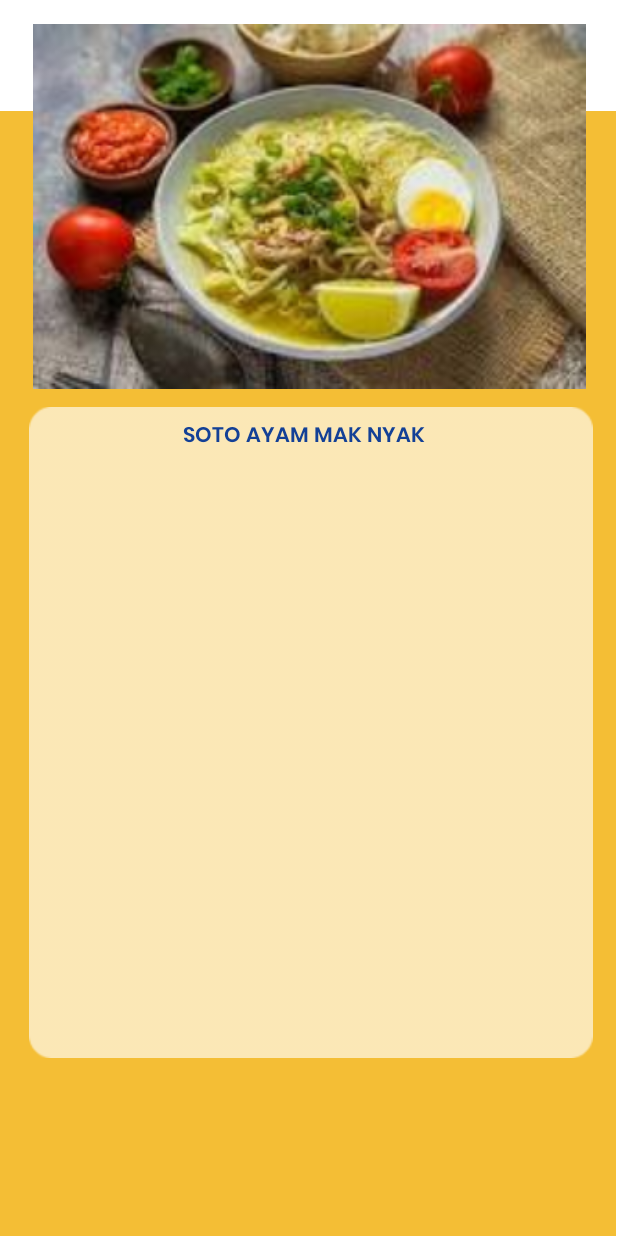
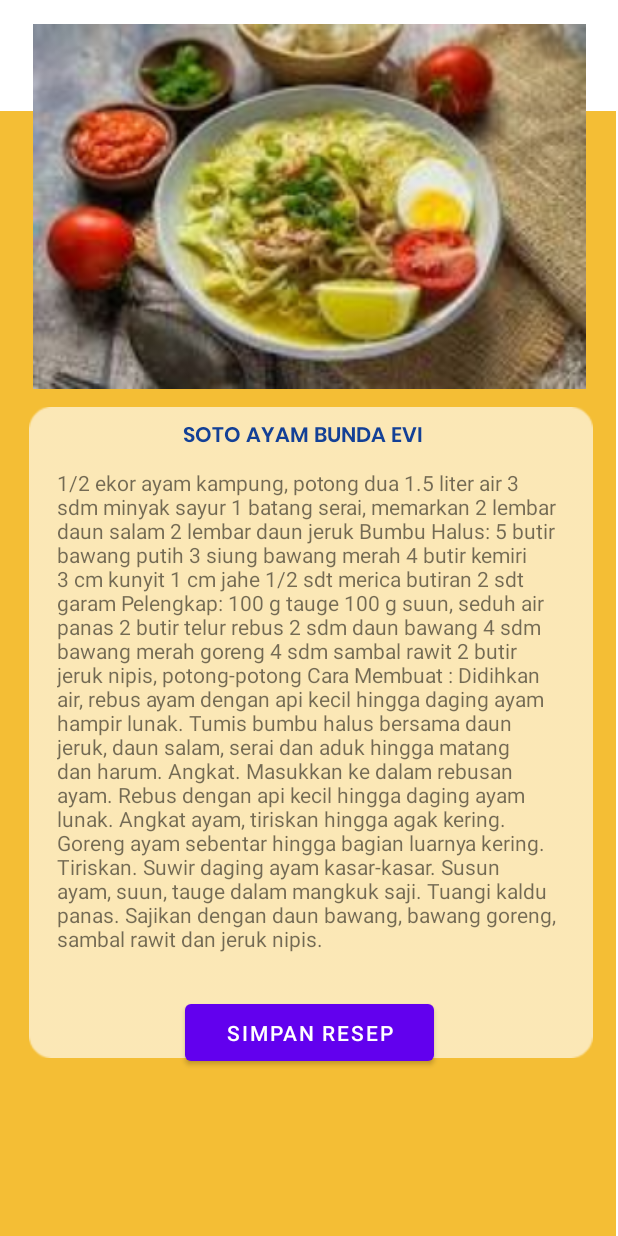
Before and after one commit to katonjr/RecetasDeComidakelompok5, an Android app: the fragment DetailResep shown on its own in the app's theme, on a phone screen of 412 x 824 dp. Run offline under Robolectric (Android 15) with nearby library versions, the phone set to English and light mode, and no system bars; Roboto replaces fonts that are not available here.

Commit message:
membuat halaman deskripsi resep

```diff
--- a/app/src/main/java/com/example/recetasdecomida/HomeFragment.kt
+++ b/app/src/main/java/com/example/recetasdecomida/HomeFragment.kt
@@ -33,7 +33,7 @@ class HomeFragment : Fragment() {
         recyclerbahan = view.findViewById(R.id.bahanmasakan)
 
         recylerrekomendasi.layoutManager = LinearLayoutManager(requireContext())
-        recylerrekomendasi.adapter = AdapterRekomendasi(listRekomendasi)
+        recylerrekomendasi.adapter = AdapterRekomendasi(listRekomendasi,requireActivity().supportFragmentManager)
         recyclerbahan.layoutManager= GridLayoutManager(requireContext(),4)
         recyclerbahan.adapter = AdapterBahan(listBahan,requireContext())
     }
--- a/app/src/main/java/com/example/recetasdecomida/listLokal.kt
+++ b/app/src/main/java/com/example/recetasdecomida/listLokal.kt
@@ -1,7 +1,7 @@
 package com.example.recetasdecomida
 
 val listRekomendasi: List<isiresep> = listOf(
-    isiresep(),
+    isiresep("https://cdn.idntimes.com/content-images/community/2022/04/resep-rendang-filosofi-rendang-makna-rendang-arti-rendang-rendang-dari-mana-makanan-indonesia-filosofi-9cde86371d7fc78c91ae80a6ffab250e-e0b9344da253b8e653bd42c7df03d6d9.jpg"),
     isiresep(),
     isiresep(),
     isiresep(),
--- a/app/src/main/res/layout/fragment_detail_resep.xml
+++ b/app/src/main/res/layout/fragment_detail_resep.xml
@@ -47,21 +47,64 @@
         android:layout_height="23dp"
         android:layout_marginTop="16dp"
         android:fontFamily="@font/poppins_semibold"
-        android:text="SOTO AYAM MAK NYAK"
+        android:text="SOTO AYAM BUNDA EVI"
         android:textColor="#134096"
         app:layout_constraintEnd_toEndOf="@+id/imageView21"
         app:layout_constraintHorizontal_bias="0.492"
         app:layout_constraintStart_toStartOf="@+id/imageView21"
         app:layout_constraintTop_toTopOf="@+id/imageView21" />
 
-    <androidx.recyclerview.widget.RecyclerView
-        android:layout_width="334dp"
-        android:layout_height="360dp"
-        android:layout_marginTop="24dp"
+    <TextView
+        android:id="@+id/textView10"
+        android:layout_width="335dp"
+        android:layout_height="369dp"
+        android:layout_marginBottom="32dp"
+        android:text="1/2 ekor ayam kampung, potong dua
+1.5 liter air
+3 sdm minyak sayur
+1 batang serai, memarkan
+2 lembar daun salam
+2 lembar daun jeruk
+Bumbu Halus:
+5 butir bawang putih
+3 siung bawang merah
+4 butir kemiri
+3 cm kunyit
+1 cm jahe
+1/2 sdt merica butiran
+2 sdt garam
+Pelengkap:
+100 g tauge
+100 g suun, seduh air panas
+2 butir telur rebus
+2 sdm daun bawang
+4 sdm bawang merah goreng
+4 sdm sambal rawit
+2 butir jeruk nipis, potong-potong
+Cara Membuat :
+Didihkan air, rebus ayam dengan api kecil hingga daging ayam hampir lunak.
+Tumis bumbu halus bersama daun jeruk, daun salam, serai dan aduk hingga matang dan harum. Angkat.
+Masukkan ke dalam rebusan ayam.
+Rebus dengan api kecil hingga daging ayam lunak.
+Angkat ayam, tiriskan hingga agak kering.
+Goreng ayam sebentar hingga bagian luarnya kering. Tiriskan.
+Suwir daging ayam kasar-kasar.
+Susun ayam, suun, tauge dalam mangkuk saji.
+Tuangi kaldu panas.
+Sajikan dengan daun bawang, bawang goreng, sambal rawit dan jeruk nipis."
+        app:layout_constraintBottom_toBottomOf="@+id/imageView21"
         app:layout_constraintEnd_toEndOf="@+id/imageView21"
-        app:layout_constraintHorizontal_bias="0.488"
-        app:layout_constraintStart_toStartOf="@+id/imageView21"
-        app:layout_constraintTop_toBottomOf="@+id/textView8" />
+        app:layout_constraintHorizontal_bias="0.463"
+        app:layout_constraintStart_toStartOf="@+id/imageView21" />
+
+    <Button
+        android:id="@+id/buttonsimpan"
+        android:layout_width="166dp"
+        android:layout_height="50dp"
+        android:text="Simpan Resep"
+        app:layout_constraintBottom_toBottomOf="@+id/imageView21"
+        app:layout_constraintEnd_toEndOf="parent"
+        app:layout_constraintStart_toStartOf="parent" />
 
 
 </androidx.constraintlayout.widget.ConstraintLayout>
```
Also changed, not shown: app/src/main/java/com/example/recetasdecomida/AdapterRekomendasi.kt (+17 -1 lines), app/src/main/java/com/example/recetasdecomida/isiresep.kt (+1 -10 lines), app/src/main/res/layout/fragment_home.xml (+9 -9 lines), app/src/main/res/layout/rekomendasimakanan.xml (+4 -3 lines).
